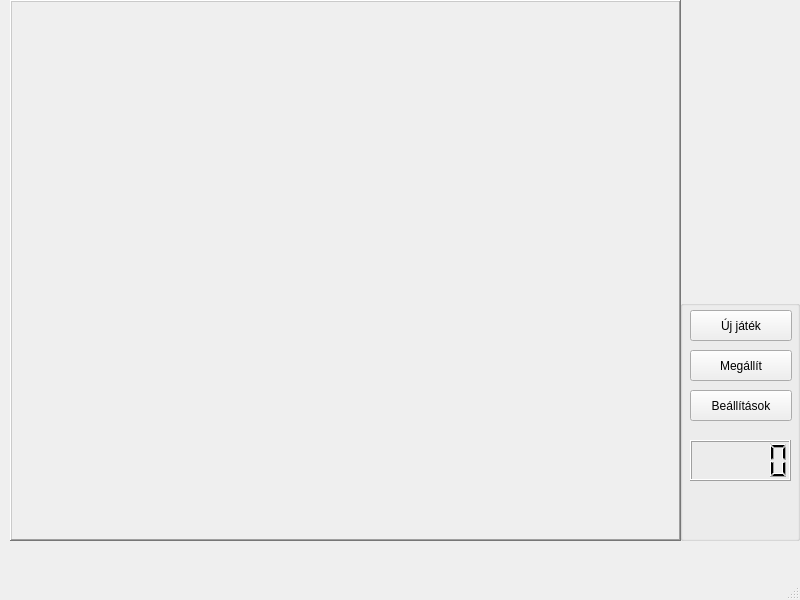
Before: the Qt Designer form view/bridgecrossingviewmanager.ui in botondpilipar/EVA2020_bridge_crossing, drawn with Qt 5.
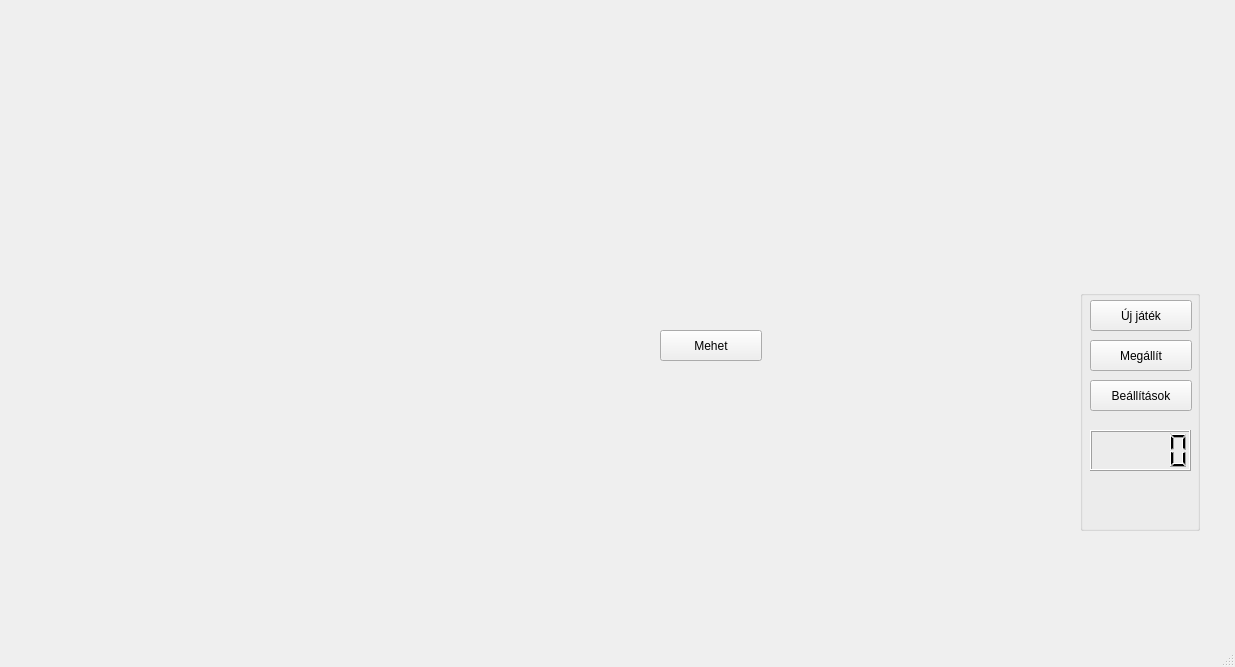
After: the same form once the commit is applied.

```diff
--- a/view/bridgecrossingviewmanager.ui
+++ b/view/bridgecrossingviewmanager.ui
@@ -6,8 +6,8 @@
    <rect>
     <x>0</x>
     <y>0</y>
-    <width>800</width>
-    <height>600</height>
+    <width>1235</width>
+    <height>667</height>
    </rect>
   </property>
   <property name="windowTitle">
@@ -17,8 +17,8 @@
    <widget class="QGroupBox" name="groupBox">
     <property name="geometry">
      <rect>
-      <x>680</x>
-      <y>300</y>
+      <x>1080</x>
+      <y>290</y>
       <width>120</width>
       <height>241</height>
      </rect>
@@ -76,21 +76,72 @@
      </property>
     </widget>
    </widget>
-   <widget class="QFrame" name="frame">
+   <widget class="QWidget" name="playerAreaWidget" native="true">
     <property name="geometry">
      <rect>
       <x>10</x>
-      <y>0</y>
-      <width>671</width>
-      <height>541</height>
+      <y>10</y>
+      <width>1071</width>
+      <height>641</height>
      </rect>
     </property>
-    <property name="frameShape">
-     <enum>QFrame::WinPanel</enum>
-    </property>
-    <property name="frameShadow">
-     <enum>QFrame::Raised</enum>
-    </property>
+    <widget class="QWidget" name="horizontalLayoutWidget">
+     <property name="geometry">
+      <rect>
+       <x>20</x>
+       <y>500</y>
+       <width>441</width>
+       <height>80</height>
+      </rect>
+     </property>
+     <layout class="QHBoxLayout" name="crossSideLayout"/>
+    </widget>
+    <widget class="QWidget" name="horizontalLayoutWidget_2">
+     <property name="geometry">
+      <rect>
+       <x>330</x>
+       <y>360</y>
+       <width>161</width>
+       <height>80</height>
+      </rect>
+     </property>
+     <layout class="QHBoxLayout" name="bridgeCrossLayout"/>
+    </widget>
+    <widget class="QWidget" name="horizontalLayoutWidget_3">
+     <property name="geometry">
+      <rect>
+       <x>540</x>
+       <y>140</y>
+       <width>159</width>
+       <height>78</height>
+      </rect>
+     </property>
+     <layout class="QHBoxLayout" name="bridgeReturnLayout"/>
+    </widget>
+    <widget class="QWidget" name="horizontalLayoutWidget_4">
+     <property name="geometry">
+      <rect>
+       <x>600</x>
+       <y>20</y>
+       <width>441</width>
+       <height>80</height>
+      </rect>
+     </property>
+     <layout class="QHBoxLayout" name="returnSideLayout"/>
+    </widget>
+    <widget class="QPushButton" name="crossButton">
+     <property name="geometry">
+      <rect>
+       <x>650</x>
+       <y>320</y>
+       <width>102</width>
+       <height>31</height>
+      </rect>
+     </property>
+     <property name="text">
+      <string>Mehet</string>
+     </property>
+    </widget>
    </widget>
   </widget>
   <widget class="QStatusBar" name="statusbar"/>
```
Left out of the diff: 8 changed lines with no effect on the pictures.
